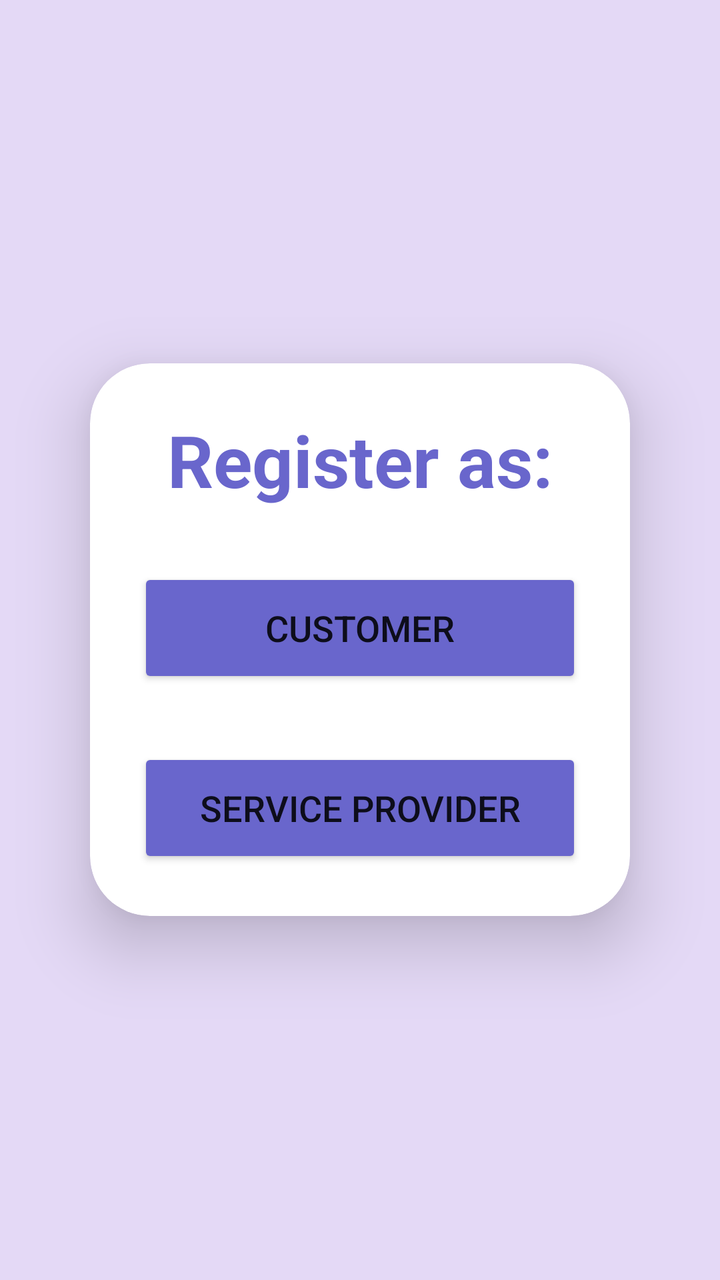
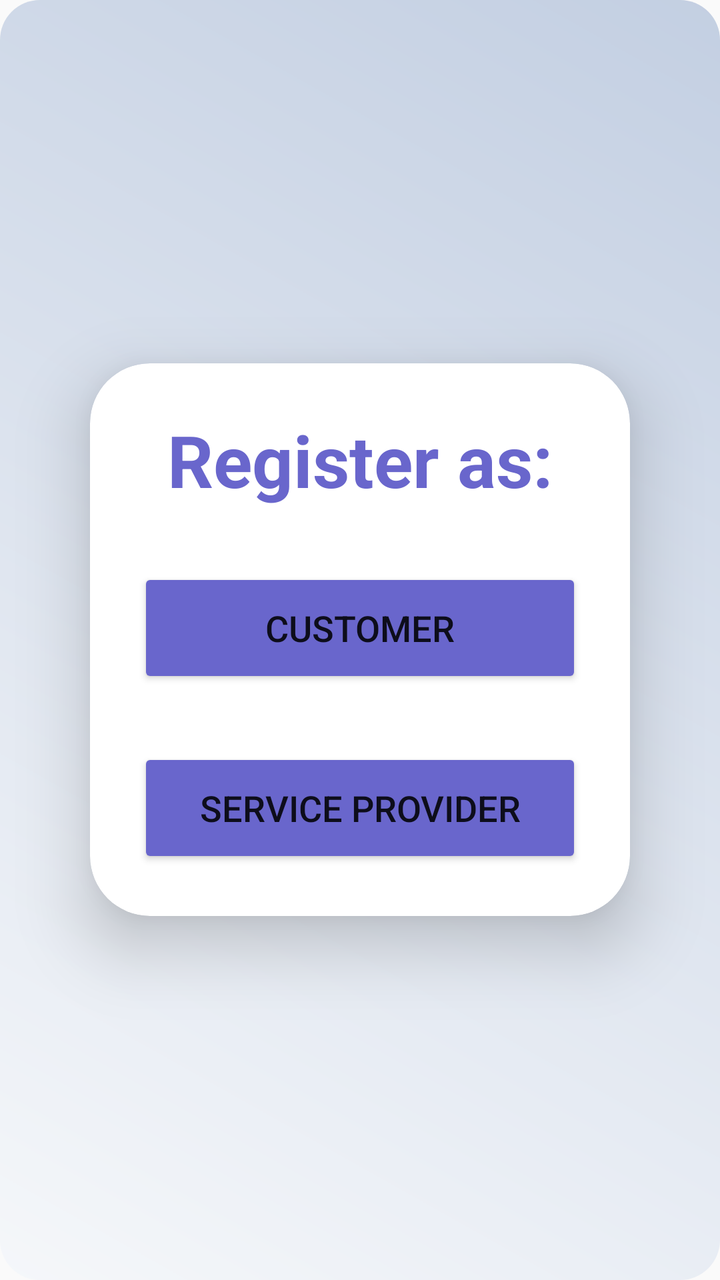

Two renders of the same Android screen: before a commit and after it. Below are the layout's source before the change and the commit's diff.
<!-- AndroidManifest.xml: application theme AppTheme -->
<!-- res/layout/activity_user_type_selection.xml -->
<?xml version="1.0" encoding="utf-8"?>
<LinearLayout
    xmlns:android="http://schemas.android.com/apk/res/android"
    xmlns:app="http://schemas.android.com/apk/res-auto"
    xmlns:tools="http://schemas.android.com/tools"
    android:layout_width="match_parent"
    android:layout_height="match_parent"
    android:orientation="vertical"
    android:background="#E4D9F6"
    android:gravity="center"
    tools:context=".UserTypeSelectionActivity">

    <androidx.cardview.widget.CardView
        android:layout_width="wrap_content"
        android:layout_height="wrap_content"
        android:elevation="8dp"
        android:layout_margin="30dp"
        app:cardCornerRadius="30dp"
        app:cardElevation="20dp">

        <LinearLayout
            android:layout_width="270dp"
            android:layout_height="wrap_content"
            android:orientation="vertical"
            android:layout_gravity="center_horizontal"
            android:padding="24dp">

            <TextView
                android:layout_width="match_parent"
                android:layout_height="wrap_content"
                android:text="Register as:"
                android:textAlignment="center"
                style="@style/HeadingTextStyle"/>

            <Button
                android:id="@+id/buttonCustomer"
                android:text="Customer"
                style="@style/ButtonStyle" />

            <Button
                android:id="@+id/buttonServiceProvider"
                android:text="Service Provider"
                style="@style/ButtonStyle" />

        </LinearLayout>

    </androidx.cardview.widget.CardView>


</LinearLayout>
<!-- resources referenced by this layout -->
<resources>
  <style name="ButtonStyle">
          <item name="android:backgroundTint">@color/lavender</item>
          <item name="android:layout_marginTop">30dp</item>
          <item name="android:layout_width">match_parent</item>
          <item name="android:layout_height">60dp</item>
          <item name="android:textSize">18sp</item>
          <item name="cornerRadius">20dp</item>
      </style>
  <style name="HeadingTextStyle">
          <item name="android:textColor">@color/lavender</item>
          <item name="android:textSize">36sp</item>
          <item name="android:textStyle">bold</item>
          <item name="android:textAlignment">center</item>
      </style>
  <style name="AppTheme" parent="Theme.AppCompat.Light.NoActionBar">
          <item name="colorPrimary">@color/colorPrimary</item>
          <item name="colorPrimaryDark">@color/colorPrimaryDark</item>
          <item name="colorAccent">@color/colorAccent</item>
          
  
          <item name="colorSecondary">@color/teal_200</item>
          <item name="colorSecondaryVariant">@color/teal_700</item>
          <item name="colorOnSecondary">@color/black</item>
          
          <item name="android:statusBarColor">?attr/colorPrimaryVariant</item>
      </style>
  <color name="lavender">#6966CC</color>
  <color name="colorPrimary">#6200EE</color>
  <color name="colorPrimaryDark">#3700B3</color>
  <color name="colorAccent">#03DAC5</color>
  <color name="teal_200">#FF03DAC5</color>
  <color name="teal_700">#FF018786</color>
  <color name="black">#FF000000</color>
</resources>

<!-- the commit's change to res/layout/activity_user_type_selection.xml (unified diff, before → after) -->
@@ -6,7 +6,7 @@
     android:layout_width="match_parent"
     android:layout_height="match_parent"
     android:orientation="vertical"
-    android:background="#E4D9F6"
+    android:background="@drawable/card_background"
     android:gravity="center"
     tools:context=".UserTypeSelectionActivity">
 
<!-- resource entries referenced after the edit -->
@@ -1,5 +1,14 @@
 <!-- resources referenced by this layout -->
 <resources>
+  <!-- drawable card_background (drawable) -->
+  <?xml version="1.0" encoding="utf-8"?>
+  <shape xmlns:android="http://schemas.android.com/apk/res/android">
+      <gradient
+          android:angle="45"
+          android:startColor="#F5F7FA"
+          android:endColor="#C3CFE2"/>
+      <corners android:radius="20dp"/>
+  </shape>
   <style name="ButtonStyle">
           <item name="android:backgroundTint">@color/lavender</item>
           <item name="android:layout_marginTop">30dp</item>
